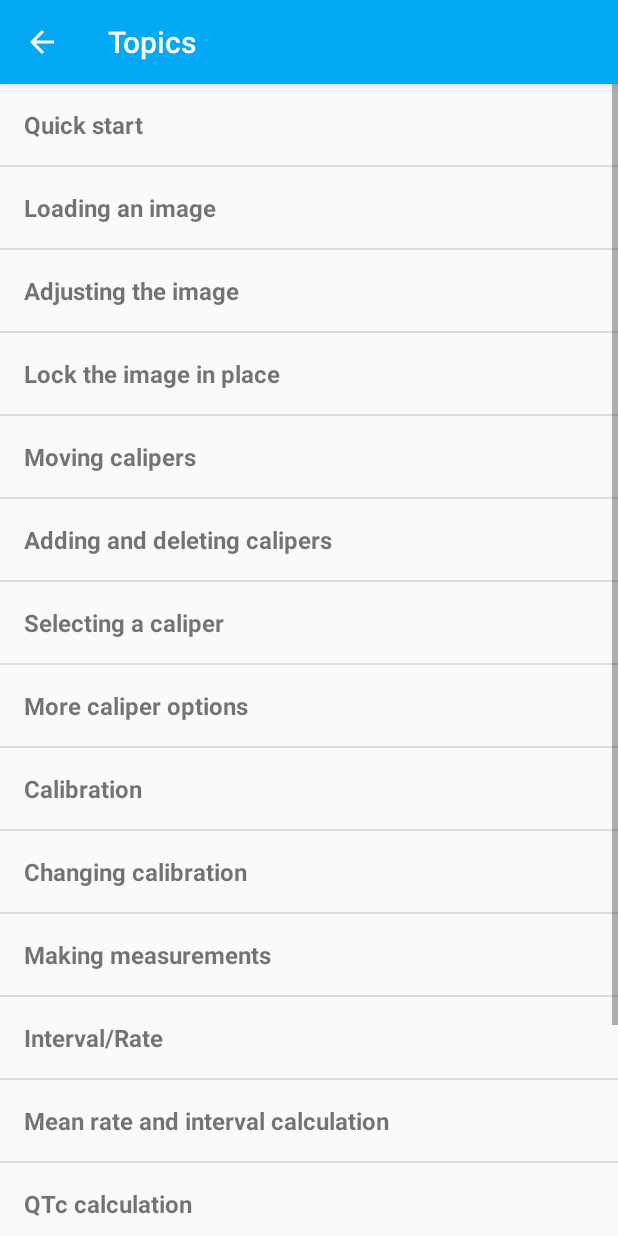
After one commit to mannd/epcalipers-android, an Android app: the HelpTopics screen opened directly, with no data from a screen before it, on a phone screen of 412 x 824 dp. The commit adds this screen. Run offline under Robolectric (Android 15) with nearby library versions, the phone set to English and light mode, and no system bars.

Commit message:
Implement help topics list

```diff
--- a/app/build.gradle
+++ b/app/build.gradle
@@ -33,4 +33,5 @@ dependencies {
     implementation project(':library')
     implementation 'com.joanzapata.pdfview:android-pdfview:1.0.4@aar'
     implementation 'com.github.QuadFlask:colorpicker:0.0.13'
+    implementation 'com.android.support:recyclerview-v7:28.0.0'
 }
--- a/app/src/main/AndroidManifest.xml
+++ b/app/src/main/AndroidManifest.xml
@@ -67,6 +67,10 @@
         <activity
             android:name=".Prefs"
             android:label="@string/settings_title"/>
+        <activity
+            android:name=".HelpTopics"
+            android:label="@string/topics" />
+
     </application>
 
 </manifest>
--- /dev/null
+++ b/app/src/main/java/org/epstudios/epcalipers/HelpRecyclerTouchListener.java
@@ -0,0 +1,77 @@
+package org.epstudios.epcalipers;
+
+import android.content.Context;
+import android.support.annotation.NonNull;
+import android.support.v7.widget.RecyclerView;
+import android.view.GestureDetector;
+import android.view.MotionEvent;
+import android.view.View;
+
+/**
+ * Copyright (C) 2019 EP Studios, Inc.
+ * www.epstudiossoftware.com
+ * <p>
+ * Created by mannd on 2/14/19.
+ * <p>
+ * This file is part of epcalipers-android.
+ * <p>
+ * epcalipers-android is free software: you can redistribute it and/or modify
+ * it under the terms of the GNU General Public License as published by
+ * the Free Software Foundation, either version 3 of the License, or
+ * (at your option) any later version.
+ * <p>
+ * epcalipers-android is distributed in the hope that it will be useful,
+ * but WITHOUT ANY WARRANTY; without even the implied warranty of
+ * MERCHANTABILITY or FITNESS FOR A PARTICULAR PURPOSE.  See the
+ * GNU General Public License for more details.
+ * <p>
+ * You should have received a copy of the GNU General Public License
+ * along with epcalipers-android.  If not, see <http://www.gnu.org/licenses/>.
+ */
+public class HelpRecyclerTouchListener implements RecyclerView.OnItemTouchListener {
+    private GestureDetector gestureDetector;
+    private ClickListener clickListener;
+
+    public HelpRecyclerTouchListener(Context context, final RecyclerView recyclerView, final ClickListener clickListener) {
+        this.clickListener = clickListener;
+        gestureDetector = new GestureDetector(context, new GestureDetector.SimpleOnGestureListener() {
+            @Override
+            public boolean onSingleTapUp(MotionEvent e) {
+                return true;
+            }
+
+            @Override
+            public void onLongPress(MotionEvent e) {
+                View child = recyclerView.findChildViewUnder(e.getX(), e.getY());
+                if (child != null && clickListener != null) {
+                    clickListener.onLongClick(child, recyclerView.getChildPosition(child));
+                }
+            }
+        });
+    }
+
+    @Override
+    public boolean onInterceptTouchEvent(@NonNull RecyclerView recyclerView, @NonNull MotionEvent motionEvent) {
+        View child = recyclerView.findChildViewUnder(motionEvent.getX(), motionEvent.getY());
+        if (child != null && clickListener != null && gestureDetector.onTouchEvent(motionEvent)) {
+            clickListener.onClick(child, recyclerView.getChildPosition(child));
+        }
+        return false;
+    }
+
+    @Override
+    public void onTouchEvent(@NonNull RecyclerView recyclerView, @NonNull MotionEvent motionEvent) {
+
+    }
+
+    @Override
+    public void onRequestDisallowInterceptTouchEvent(boolean b) {
+
+    }
+
+    public interface ClickListener {
+        void onClick(View view, int position);
+
+        void onLongClick(View view, int position);
+    }
+}
--- /dev/null
+++ b/app/src/main/java/org/epstudios/epcalipers/HelpTopicAdapter.java
@@ -0,0 +1,68 @@
+package org.epstudios.epcalipers;
+
+import android.support.annotation.NonNull;
+import android.support.v7.widget.RecyclerView;
+import android.view.LayoutInflater;
+import android.view.View;
+import android.view.ViewGroup;
+import android.widget.TextView;
+
+/**
+ * Copyright (C) 2019 EP Studios, Inc.
+ * www.epstudiossoftware.com
+ * <p>
+ * Created by mannd on 2/14/19.
+ * <p>
+ * This file is part of epcalipers-android.
+ * <p>
+ * epcalipers-android is free software: you can redistribute it and/or modify
+ * it under the terms of the GNU General Public License as published by
+ * the Free Software Foundation, either version 3 of the License, or
+ * (at your option) any later version.
+ * <p>
+ * epcalipers-android is distributed in the hope that it will be useful,
+ * but WITHOUT ANY WARRANTY; without even the implied warranty of
+ * MERCHANTABILITY or FITNESS FOR A PARTICULAR PURPOSE.  See the
+ * GNU General Public License for more details.
+ * <p>
+ * You should have received a copy of the GNU General Public License
+ * along with epcalipers-android.  If not, see <http://www.gnu.org/licenses/>.
+ */
+public class HelpTopicAdapter extends RecyclerView.Adapter<HelpTopicAdapter.TopicViewHolder> {
+    private String[] helpTopics;
+
+    public static class TopicViewHolder extends RecyclerView.ViewHolder {
+
+        public TextView textView;
+
+        public TopicViewHolder(View view) {
+            super(view);
+            textView = (TextView) view.findViewById(R.id.help_topic_textView);
+        }
+    }
+
+    public HelpTopicAdapter(String[] topics) {
+        helpTopics = topics;
+    }
+
+    @NonNull
+    @Override
+    public TopicViewHolder onCreateViewHolder(@NonNull ViewGroup parent, int i) {
+        View view = LayoutInflater.from(parent.getContext())
+                .inflate(R.layout.help_topic_layout, parent, false);
+
+        TopicViewHolder vh = new TopicViewHolder(view);
+        return vh;
+    }
+
+    @Override
+    public void onBindViewHolder(@NonNull TopicViewHolder myViewHolder, int i) {
+        myViewHolder.textView.setText(helpTopics[i]);
+    }
+
+    @Override
+    public int getItemCount() {
+        return helpTopics.length;
+    }
+
+}
--- /dev/null
+++ b/app/src/main/java/org/epstudios/epcalipers/HelpTopics.java
@@ -0,0 +1,98 @@
+package org.epstudios.epcalipers;
+
+import android.content.Context;
+import android.content.Intent;
+import android.os.Bundle;
+import android.support.annotation.NonNull;
+import android.support.annotation.Nullable;
+import android.support.v7.app.AppCompatActivity;
+import android.support.v7.widget.DividerItemDecoration;
+import android.support.v7.widget.LinearLayoutManager;
+import android.support.v7.widget.RecyclerView;
+import android.support.v7.widget.Toolbar;
+import android.util.Log;
+import android.view.Menu;
+import android.view.MenuInflater;
+import android.view.MenuItem;
+import android.view.View;
+import android.view.ViewGroup;
+import android.widget.ListView;
+import android.widget.TextView;
+
+/**
+ * Copyright (C) 2019 EP Studios, Inc.
+ * www.epstudiossoftware.com
+ * <p>
+ * Created by mannd on 2/14/19.
+ * <p>
+ * This file is part of epcalipers-android.
+ * <p>
+ * epcalipers-android is free software: you can redistribute it and/or modify
+ * it under the terms of the GNU General Public License as published by
+ * the Free Software Foundation, either version 3 of the License, or
+ * (at your option) any later version.
+ * <p>
+ * epcalipers-android is distributed in the hope that it will be useful,
+ * but WITHOUT ANY WARRANTY; without even the implied warranty of
+ * MERCHANTABILITY or FITNESS FOR A PARTICULAR PURPOSE.  See the
+ * GNU General Public License for more details.
+ * <p>
+ * You should have received a copy of the GNU General Public License
+ * along with epcalipers-android.  If not, see <http://www.gnu.org/licenses/>.
+ */
+public class HelpTopics extends AppCompatActivity {
+    private RecyclerView recyclerView;
+    private RecyclerView.Adapter adapter;
+    private RecyclerView.LayoutManager layoutManager;
+
+    @Override
+    protected void onCreate(@Nullable Bundle savedInstanceState) {
+        super.onCreate(savedInstanceState);
+        setContentView(R.layout.help_topics);
+        recyclerView = (RecyclerView) findViewById(R.id.help_topics_recyclerview);
+
+        recyclerView.setHasFixedSize(true);
+        recyclerView.addItemDecoration(new DividerItemDecoration(this, LinearLayoutManager.VERTICAL));
+
+
+        layoutManager = new LinearLayoutManager(this);
+        recyclerView.setLayoutManager(layoutManager);
+
+        final String [] helpTopics = getResources().getStringArray(R.array.help_topics);
+        adapter = new HelpTopicAdapter(helpTopics);
+        recyclerView.setAdapter(adapter);
+
+        recyclerView.addOnItemTouchListener(new HelpRecyclerTouchListener(getApplicationContext(),
+                recyclerView, new HelpRecyclerTouchListener.ClickListener() {
+            @Override
+            public void onClick(View view, int position) {
+                String text = helpTopics[position];
+                Log.i("EPS", text);
+            }
+
+            @Override
+            public void onLongClick(View view, int position) {
+                Log.i("EPS", "long click");
+            }
+        }));
+
+        Toolbar actionBar = (Toolbar) findViewById(R.id.action_bar);
+        setSupportActionBar(actionBar);
+        if (getSupportActionBar() != null) {
+            getSupportActionBar().setDisplayHomeAsUpEnabled(true);
+        }
+    }
+
+    @Override
+    public boolean onOptionsItemSelected(MenuItem item) {
+        switch (item.getItemId()) {
+            // Respond to the action bar's Up/Home button
+            case android.R.id.home:
+                // NavUtils.navigateUpFromSameTask(this);
+                finish();
+                return true;
+        }
+        return super.onOptionsItemSelected(item);
+    }
+
+}
--- a/app/src/main/java/org/epstudios/epcalipers/MainActivity.java
+++ b/app/src/main/java/org/epstudios/epcalipers/MainActivity.java
@@ -2144,7 +2144,7 @@ public class MainActivity extends AppCompatActivity implements View.OnClickListe
     }
 
     private void showHelp() {
-        startActivity(new Intent(this, Help.class));
+        startActivity(new Intent(this, HelpTopics.class));
     }
 
     private void about() {
--- /dev/null
+++ b/app/src/main/res/layout/help_topic_layout.xml
@@ -0,0 +1,17 @@
+<?xml version="1.0" encoding="utf-8"?>
+<LinearLayout xmlns:android="http://schemas.android.com/apk/res/android"
+              android:layout_width="match_parent"
+              android:layout_height="wrap_content"
+              android:paddingBottom="@dimen/activity_vertical_margin"
+              android:paddingLeft="@dimen/activity_horizontal_margin"
+              android:paddingRight="@dimen/activity_horizontal_margin"
+              android:paddingTop="@dimen/activity_vertical_margin">>
+
+    <TextView
+        android:id="@+id/help_topic_textView"
+        android:layout_width="match_parent"
+        android:layout_height="wrap_content"
+        android:textSize="16dp"
+        android:textStyle="bold"/>
+
+</LinearLayout>
--- /dev/null
+++ b/app/src/main/res/layout/help_topics.xml
@@ -0,0 +1,16 @@
+<?xml version="1.0" encoding="utf-8"?>
+<LinearLayout xmlns:android="http://schemas.android.com/apk/res/android"
+              android:layout_width="match_parent"
+              android:layout_height="match_parent"
+              android:orientation="vertical">
+
+    <include
+        layout="@layout/toolbar"
+        android:visibility="visible"/>
+
+    <android.support.v7.widget.RecyclerView
+        android:id="@+id/help_topics_recyclerview"
+        android:scrollbars="vertical"
+        android:layout_width="match_parent"
+        android:layout_height="match_parent"/>
+</LinearLayout>
--- a/app/src/main/res/values/arrays.xml
+++ b/app/src/main/res/values/arrays.xml
@@ -87,4 +87,23 @@
         <item>top</item>
         <item>bottom</item>
     </string-array>
+    <string-array name="help_topics">
+      <item>@string/quick_start_ht</item>
+      <item>@string/loading_image_ht</item>
+      <item>@string/adjusting_image_ht</item>
+      <item>@string/lock_image_ht</item>
+      <item>@string/moving_calipers_ht</item>
+      <item>@string/adding_deleting_calipers_ht</item>
+      <item>@string/selecting_caliper_ht</item>
+      <item>@string/more_caliper_options_ht</item>
+      <item>@string/calibration_ht</item>
+      <item>@string/changing_calibration_ht</item>
+      <item>@string/making_measurements_ht</item>
+      <item>@string/interval_rate_ht</item>
+      <item>@string/mean_rate_ht</item>@string/
+      <item>@string/qtc_ht</item>
+      <item>@string/brugadometer_ht</item>
+      <item>@string/preferences_ht</item>
+      <item>@string/acknowledgments_ht</item>
+    </string-array>
 </resources>
--- a/app/src/main/res/values/strings.xml
+++ b/app/src/main/res/values/strings.xml
@@ -206,4 +206,34 @@
     <string name="setup_calibration_tooltip">Select a caliper by tapping it.
 	Use it to measure a known interval (e.g. 1000 msec).</string>
     <string name="side_menu_tooltip">Load a new image, change preferences, get help</string>
+
+    <!-- Onboard labels -->
+    <string name="move_caliper_label">Drag crossbar, drag sidebars</string>
+    <string name="single_tap_caliper_label">Tap to select</string>
+    <string name="double_tap_caliper_label">Double-tap to delete</string>
+    <string name="zoom_ecg_label">Pinch to zoom, drag to move image</string>
+    <string name="longpress_label">Long press caliper or image for more options</string>
+
+    <!-- Help Topics -->
+    <string name="quick_start_ht">Quick start</string>
+    <string name="loading_image_ht">Loading an image</string>
+    <string name="adjusting_image_ht">Adjusting the image</string>
+    <string name="lock_image_ht">Lock the image in place</string>
+    <string name="moving_calipers_ht">Moving calipers</string>
+    <string name="adding_deleting_calipers_ht">Adding and deleting calipers</string>
+    <string name="selecting_caliper_ht">Selecting a caliper</string>
+    <string name="more_caliper_options_ht">More caliper options</string>
+    <string name="calibration_ht">Calibration</string>
+    <string name="changing_calibration_ht">Changing calibration</string>
+    <string name="making_measurements_ht">Making measurements</string>
+    <string name="interval_rate_ht">Interval/Rate</string>
+    <string name="mean_rate_ht">Mean rate and interval calculation</string>
+    <string name="qtc_ht">QTc calculation</string>
+    <string name="brugadometer_ht">Brugadometer</string>
+    <string name="preferences_ht">Preferences</string>
+    <string name="acknowledgments_ht">Acknowledgments</string>
+
+    <!-- Side menu -->
+    <string name="topics">Topics</string>
+
 </resources>
```
